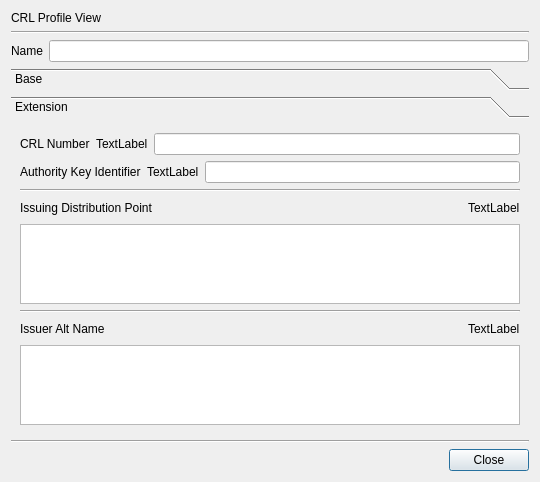
Before: the Qt Designer form CertMan/view_crl_profile_dlg.ui in jykim74/CertMan, drawn with Qt 5.
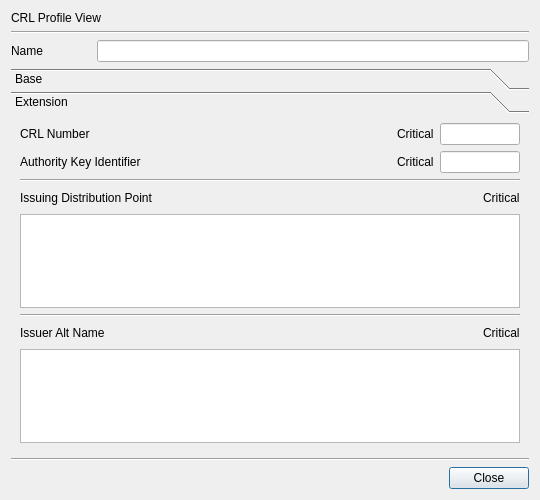
After: the same form once the commit is applied.

Diff of the .ui file:
```diff
--- a/CertMan/view_crl_profile_dlg.ui
+++ b/CertMan/view_crl_profile_dlg.ui
@@ -7,9 +7,15 @@
     <x>0</x>
     <y>0</y>
     <width>540</width>
-    <height>482</height>
+    <height>500</height>
    </rect>
   </property>
+  <property name="minimumSize">
+   <size>
+    <width>500</width>
+    <height>500</height>
+   </size>
+  </property>
   <property name="windowTitle">
    <string>Dialog</string>
   </property>
@@ -31,7 +37,13 @@
    <item>
     <layout class="QGridLayout" name="gridLayout_2">
      <item row="0" column="0">
-      <widget class="QLabel" name="label_2">
+      <widget class="QLabel" name="mNameLabel">
+       <property name="minimumSize">
+        <size>
+         <width>80</width>
+         <height>0</height>
+        </size>
+       </property>
        <property name="text">
         <string>Name</string>
        </property>
@@ -47,7 +59,10 @@
      <property name="currentIndex">
       <number>1</number>
      </property>
-     <widget class="QWidget" name="page">
+     <property name="tabSpacing">
+      <number>1</number>
+     </property>
+     <widget class="QWidget" name="mBase">
       <property name="geometry">
        <rect>
         <x>0</x>
@@ -144,7 +159,7 @@
         <x>0</x>
         <y>0</y>
         <width>522</width>
-        <height>302</height>
+        <height>330</height>
        </rect>
       </property>
       <attribute name="label">
@@ -153,22 +168,54 @@
       <layout class="QVBoxLayout" name="verticalLayout_5">
        <item>
         <layout class="QGridLayout" name="gridLayout_5">
+         <item row="0" column="3">
+          <widget class="QLineEdit" name="mCRLNumText">
+           <property name="minimumSize">
+            <size>
+             <width>80</width>
+             <height>0</height>
+            </size>
+           </property>
+           <property name="maximumSize">
+            <size>
+             <width>80</width>
+             <height>16777215</height>
+            </size>
+           </property>
+          </widget>
+         </item>
          <item row="0" column="0">
-          <widget class="QLabel" name="label_8">
+          <widget class="QLabel" name="mCRLNumLabel">
+           <property name="minimumSize">
+            <size>
+             <width>0</width>
+             <height>0</height>
+            </size>
+           </property>
            <property name="text">
             <string>CRL Number</string>
            </property>
           </widget>
          </item>
-         <item row="0" column="1">
-          <widget class="QLabel" name="label_12">
+         <item row="0" column="2">
+          <widget class="QLabel" name="mCRLNumCritLabel">
            <property name="text">
-            <string>TextLabel</string>
+            <string>Critical</string>
            </property>
           </widget>
          </item>
-         <item row="0" column="2">
-          <widget class="QLineEdit" name="lineEdit_6"/>
+         <item row="0" column="1">
+          <spacer name="horizontalSpacer_4">
+           <property name="orientation">
+            <enum>Qt::Horizontal</enum>
+           </property>
+           <property name="sizeHint" stdset="0">
+            <size>
+             <width>40</width>
+             <height>20</height>
+            </size>
+           </property>
+          </spacer>
          </item>
         </layout>
        </item>
@@ -181,15 +228,41 @@
            </property>
           </widget>
          </item>
-         <item row="0" column="1">
-          <widget class="QLabel" name="label_13">
-           <property name="text">
-            <string>TextLabel</string>
-           </property>
-          </widget>
-         </item>
          <item row="0" column="2">
-          <widget class="QLineEdit" name="lineEdit_7"/>
+          <widget class="QLabel" name="mAIACritLabel">
+           <property name="text">
+            <string>Critical</string>
+           </property>
+          </widget>
+         </item>
+         <item row="0" column="3">
+          <widget class="QLineEdit" name="mAIAText">
+           <property name="minimumSize">
+            <size>
+             <width>80</width>
+             <height>0</height>
+            </size>
+           </property>
+           <property name="maximumSize">
+            <size>
+             <width>80</width>
+             <height>16777215</height>
+            </size>
+           </property>
+          </widget>
+         </item>
+         <item row="0" column="1">
+          <spacer name="horizontalSpacer_5">
+           <property name="orientation">
+            <enum>Qt::Horizontal</enum>
+           </property>
+           <property name="sizeHint" stdset="0">
+            <size>
+             <width>40</width>
+             <height>20</height>
+            </size>
+           </property>
+          </spacer>
          </item>
         </layout>
        </item>
@@ -205,7 +278,7 @@
          <item row="0" column="2">
           <widget class="QLabel" name="label_14">
            <property name="text">
-            <string>TextLabel</string>
+            <string>Critical</string>
            </property>
           </widget>
          </item>
@@ -246,7 +319,7 @@
          <item row="0" column="2">
           <widget class="QLabel" name="label_15">
            <property name="text">
-            <string>TextLabel</string>
+            <string>Critical</string>
            </property>
           </widget>
          </item>
```
Left out of the diff: 110 changed lines with no effect on the pictures.
